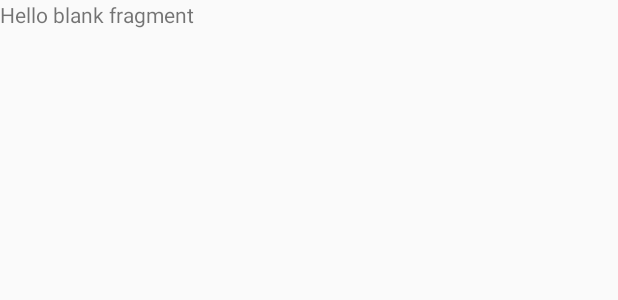
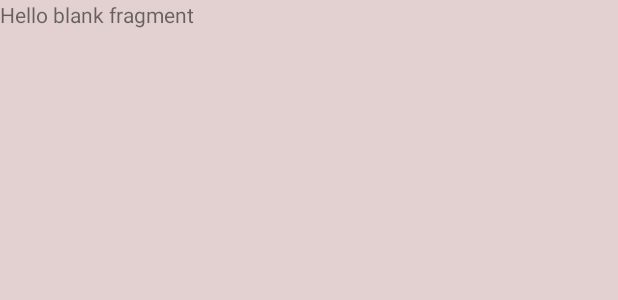
Before and after one commit to IX-Peerapat/NewFirstApp, an Android app: the layout fragment_title.xml on its own in the app's theme, with its tools: preview values and no code run, on a phone screen of 412 x 824 dp. Shown: the top 300 px of the screen. Run offline under Robolectric (Android 15) with nearby library versions, the phone set to English and light mode, and no system bars.

Commit message:
set class MainActivity

```diff
--- a/app/src/main/res/layout/fragment_title.xml
+++ b/app/src/main/res/layout/fragment_title.xml
@@ -1,14 +1,18 @@
 <?xml version="1.0" encoding="utf-8"?>
-<FrameLayout xmlns:android="http://schemas.android.com/apk/res/android"
-    xmlns:tools="http://schemas.android.com/tools"
-    android:layout_width="match_parent"
-    android:layout_height="match_parent"
-    tools:context=".TitleFragment">
+<layout xmlns:android="http://schemas.android.com/apk/res/android"
+    xmlns:tools="http://schemas.android.com/tools">
 
-    <!-- TODO: Update blank fragment layout -->
+    <androidx.constraintlayout.widget.ConstraintLayout
+        android:id="@+id/titleConstraint"
+        android:layout_width="match_parent"
+        android:layout_height="match_parent"
+        android:background="#E3D0D0"
+        tools:context=".TitleFragment">
+
     <TextView
         android:layout_width="match_parent"
         android:layout_height="match_parent"
         android:text="@string/hello_blank_fragment" />
 
-</FrameLayout>
+    </androidx.constraintlayout.widget.ConstraintLayout>
+</layout>
```
Also changed, not shown: app/src/main/java/com/example/newfirstapp/MainActivity.kt (+23 -1 lines), app/src/main/java/com/example/newfirstapp/TitleFragment.kt (+9 -49 lines), app/src/main/res/layout/activity_main.xml (+22 -8 lines), app/src/main/res/navigation/navigation.xml (+13 -1 lines).
